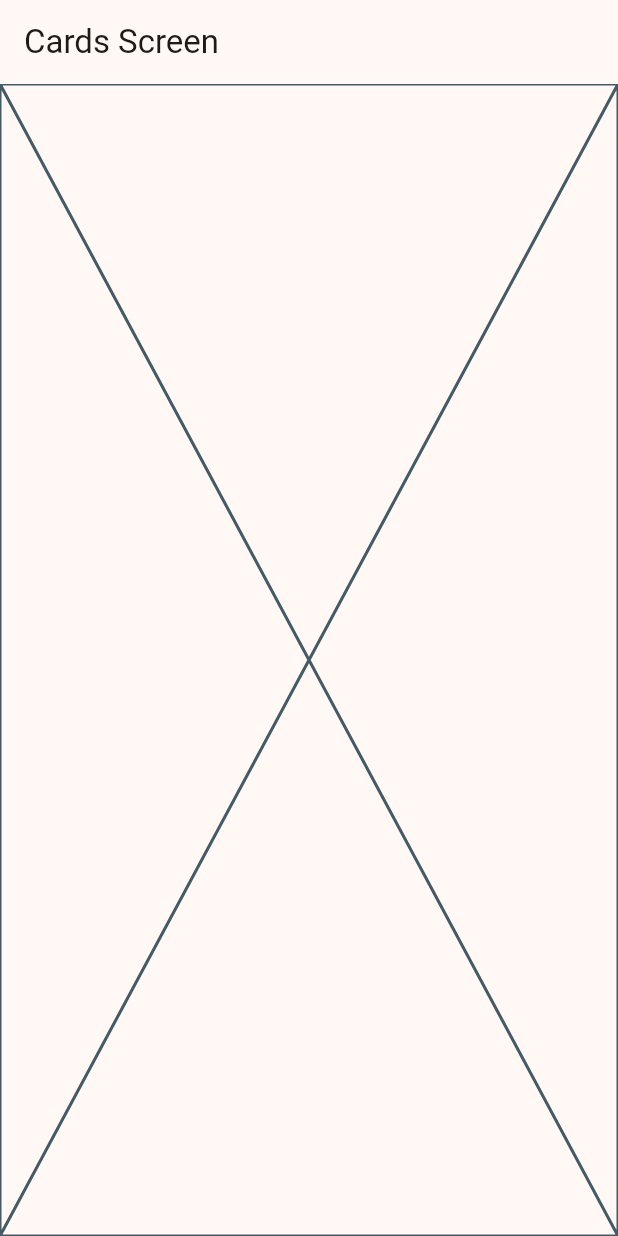
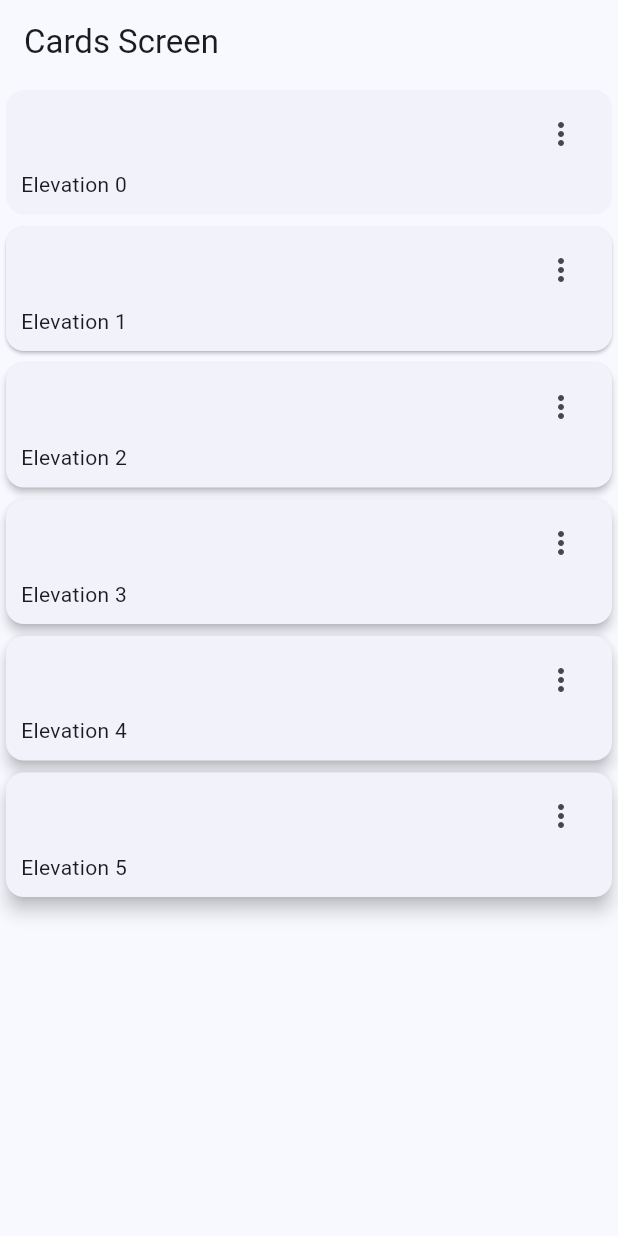
Before and after one commit to rmoreno-software/cursos, a Flutter app: the CardsSceen screen opened by its route, on a phone screen of 412 x 824 dp. Run offline on Flutter 3.47's test engine with Material 3 defaults, Android fonts, the phone set to English and light mode, and no system bars; our stand-ins replace animate_do, dio, go_router, video_player.

Commit message:
S9 - Cards

```diff
--- a/Flutter/widgets_app/lib/main.dart
+++ b/Flutter/widgets_app/lib/main.dart
@@ -13,7 +13,7 @@ class MainApp extends StatelessWidget {
   Widget build(BuildContext context) {
     return MaterialApp.router(
       debugShowCheckedModeBanner: false,
-      theme: AppTheme(selectedColor: 6).getTheme(),
+      theme: AppTheme(selectedColor: 0).getTheme(),
       routerConfig: appRouter,
     );
   }
--- a/Flutter/widgets_app/lib/presentation/screens/cards/cards_screens.dart
+++ b/Flutter/widgets_app/lib/presentation/screens/cards/cards_screens.dart
@@ -1,4 +1,13 @@
 import 'package:flutter/material.dart';
+
+const cards = <Map<String, dynamic>>[
+  {'elevation': 0.0, 'label': 'Elevation 0'},
+  {'elevation': 1.0, 'label': 'Elevation 1'},
+  {'elevation': 2.0, 'label': 'Elevation 2'},
+  {'elevation': 3.0, 'label': 'Elevation 3'},
+  {'elevation': 4.0, 'label': 'Elevation 4'},
+  {'elevation': 5.0, 'label': 'Elevation 5'}
+];
 
 class CardsSceen extends StatelessWidget {
 
@@ -12,7 +21,59 @@ class CardsSceen extends StatelessWidget {
       appBar: AppBar(
         title: const Text('Cards Screen'),
       ),
-      body: Placeholder(),
+      body: _CardsView(),
     );
   }
 }
+
+class _CardsView extends StatelessWidget {
+  const _CardsView();
+
+  @override
+  Widget build(BuildContext context) {
+    return SingleChildScrollView(
+      child: Column(
+        children: [
+          ...cards.map((card) => _CardType1(label: card['label'], elevation: card['elevation'])),
+        ],
+      ),
+    );
+  }
+}
+
+class _CardType1 extends StatelessWidget {
+
+  final String label;
+  final double elevation;
+
+  const _CardType1({
+    required this.label,
+    required this.elevation
+  });
+
+  @override
+  Widget build(BuildContext context) {
+    return Card(
+      elevation: elevation,
+      child: Padding(
+        padding: const EdgeInsets.fromLTRB(10, 5, 10, 10),
+        child: Column(
+          children: [
+            Align(
+              alignment: Alignment.topRight,
+              child: IconButton(
+                icon: Icon(Icons.more_vert_outlined),
+                onPressed: () {},
+              )
+            ),
+
+            Align(
+              alignment: Alignment.bottomLeft,
+              child: Text(label),
+            )
+          ],
+        ),
+      ),
+    );
+  }
+}
```
